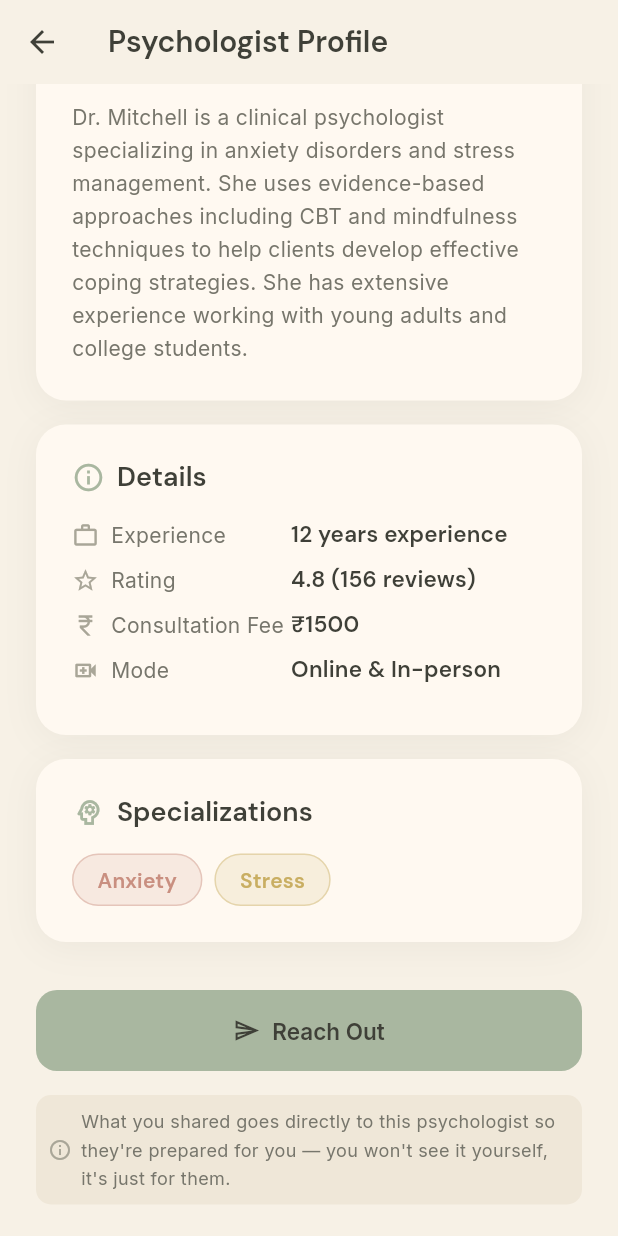
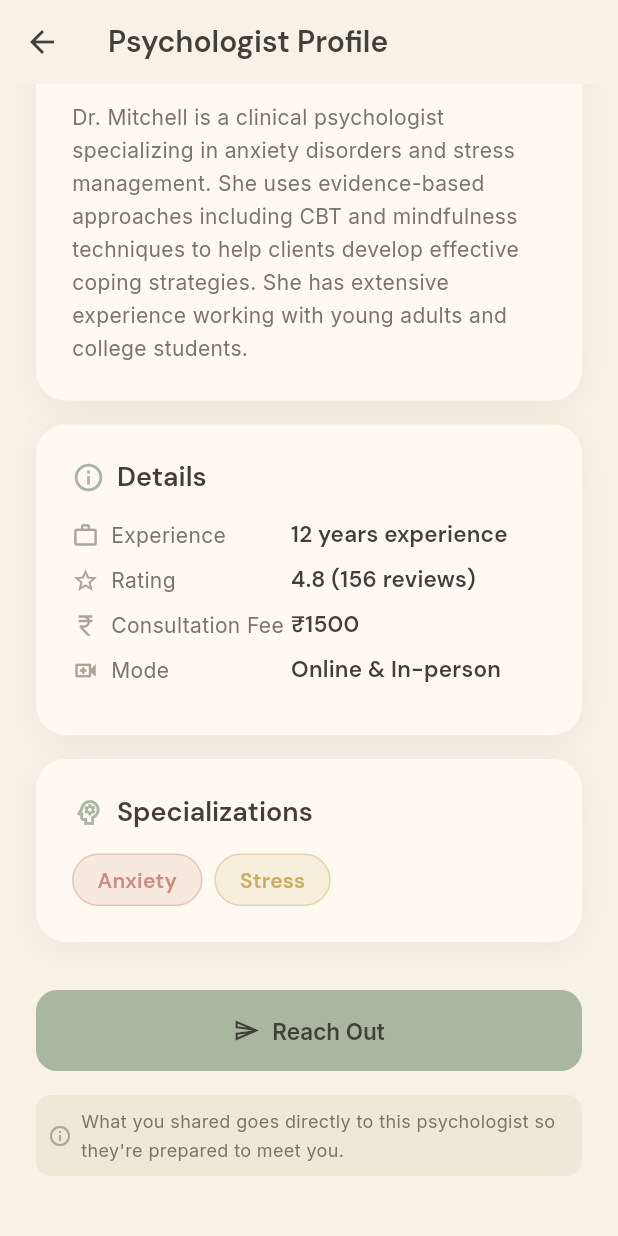
Before and after one commit to varun95300/mindcare, a Flutter app: the PsychologistProfileScreen screen opened directly with sample values from the repository, scrolled down 475 dp, on a phone screen of 412 x 824 dp. Run offline on Flutter 3.47's test engine with Material 3 defaults, Android fonts, the phone set to English and light mode, and no system bars; our stand-ins replace cloud_firestore, firebase_core, fl_chart, google_fonts, shared_preferences, speech_to_text; accounts and stored records are empty.

Commit message:
copy: correct perspective on both sides
- Patient never sees or is offered a summary/report: 'View My Summary' is now
  'Continue'; bot closing message and dialogs no longer mention a summary or
  'your report'; profile no longer says they cannot see it
- Psychologist's report is written about 'the patient' (third person):
  observations, methodology, recommendation, disclaimer, trace labels
- Demo data reworded; older saved reports are rewritten on load
- Tests guard both perspectives

Co-Authored-By: Claude Sonnet 5.5 <noreply@anthropic.com>

```diff
--- a/lib/models/screening_result.dart
+++ b/lib/models/screening_result.dart
@@ -102,6 +102,31 @@ class ScreeningResult {
     );
   }
 
+  /// A copy with the human-readable narrative replaced (data is unchanged).
+  ScreeningResult withNarrative({
+    required List<String> keyObservations,
+    required String methodologyExplanation,
+    required String recommendation,
+    required String disclaimer,
+  }) =>
+      ScreeningResult(
+        primaryDomain: primaryDomain,
+        secondaryDomain: secondaryDomain,
+        normalizedScores: normalizedScores,
+        severityLabels: severityLabels,
+        answers: answers,
+        keyObservations: keyObservations,
+        methodologyExplanation: methodologyExplanation,
+        disclaimer: disclaimer,
+        recommendation: recommendation,
+        completedAt: completedAt,
+        patientNote: patientNote,
+        peakRiskLevel: peakRiskLevel,
+        riskFlags: riskFlags,
+        emotionSummary: emotionSummary,
+        selectionReasons: selectionReasons,
+      );
+
   /// Number of questions answered.
   int get totalQuestions => answers.length;
 
--- a/lib/viewmodels/chat_viewmodel.dart
+++ b/lib/viewmodels/chat_viewmodel.dart
@@ -374,9 +374,9 @@ class ChatViewModel extends ChangeNotifier {
 
     await Future.delayed(const Duration(milliseconds: 800));
     await _addBotMessage(
-      "I'll prepare a summary based on our conversation. "
-      "Remember, this is just a screening — not a diagnosis. "
-      "A qualified professional is the best person to support you.",
+      "That's everything for now. What you shared goes only to the "
+      "professional you choose to reach out to. This is a screening, not a "
+      "diagnosis, and a qualified professional is the best person to support you.",
     );
 
     // Generate the screening result
--- a/lib/views/chat_screening_screen.dart
+++ b/lib/views/chat_screening_screen.dart
@@ -477,7 +477,7 @@ class _ChatScreeningScreenState extends State<ChatScreeningScreen>
               elevation: 0,
             ),
             child: Text(
-              'View My Summary',
+              'Continue',
               style: MindCareTheme.dmSans(
                 fontSize: 16,
                 fontWeight: FontWeight.w600,
--- a/lib/views/psychologist/patient_report_screen.dart
+++ b/lib/views/psychologist/patient_report_screen.dart
@@ -592,7 +592,7 @@ class _ReasoningTraceCard extends StatelessWidget {
                             ),
                           ),
                           child: Text(
-                            '${step.responseLabel} (${step.responseValue}/4)',
+                            'Answered: ${step.responseLabel} (${step.responseValue}/4)',
                             style: Theme.of(
                               context,
                             ).textTheme.bodyMedium?.copyWith(
@@ -606,7 +606,7 @@ class _ReasoningTraceCard extends StatelessWidget {
                     ),
                     const SizedBox(height: 4),
                     Text(
-                      step.questionText,
+                      'Asked: "${step.questionText}"',
                       style: Theme.of(
                         context,
                       ).textTheme.bodyMedium?.copyWith(fontSize: 13),
--- a/lib/views/psychologist_profile_screen.dart
+++ b/lib/views/psychologist_profile_screen.dart
@@ -171,7 +171,7 @@ class PsychologistProfileScreen extends StatelessWidget {
                       const SizedBox(width: 6),
                       Expanded(
                         child: Text(
-                          'What you shared goes directly to this psychologist so they\'re prepared for you — you won\'t see it yourself, it\'s just for them.',
+                          'What you shared goes directly to this psychologist so they\'re prepared to meet you.',
                           style:
                               Theme.of(context).textTheme.bodyMedium?.copyWith(
                                     fontSize: 12,
--- a/lib/views/quiz_intro_screen.dart
+++ b/lib/views/quiz_intro_screen.dart
@@ -79,9 +79,9 @@ class _QuizIntroScreenState extends State<QuizIntroScreen> {
           (ctx) => AlertDialog(
             title: const Text('Start a new session?'),
             content: const Text(
-              'This deletes your saved conversation, your report and any '
-              'consultation requests you have sent. The psychologist will no '
-              'longer see them. This cannot be undone.',
+              'This deletes your saved conversation and any appointment '
+              'requests you have sent. The psychologist will no longer see '
+              'what you shared. This cannot be undone.',
             ),
             actions: [
               TextButton(
--- a/lib/views/screening_complete_screen.dart
+++ b/lib/views/screening_complete_screen.dart
@@ -20,7 +20,7 @@ class ScreeningCompleteScreen extends StatelessWidget {
 
     if (result == null) {
       return const Scaffold(
-        body: Center(child: Text('No screening result available')),
+        body: Center(child: Text('Nothing to show here yet.')),
       );
     }
 
```
Also changed, not shown: lib/services/consultation_service.dart (+47 -18 lines), lib/services/report_generator.dart (+62 -23 lines), 1 other file.
